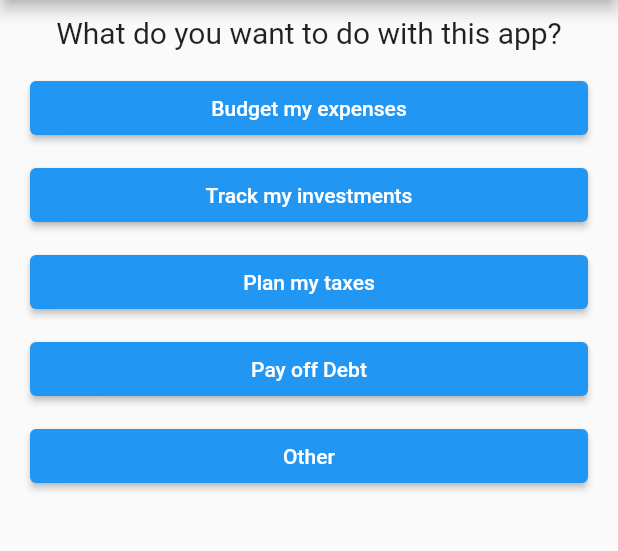
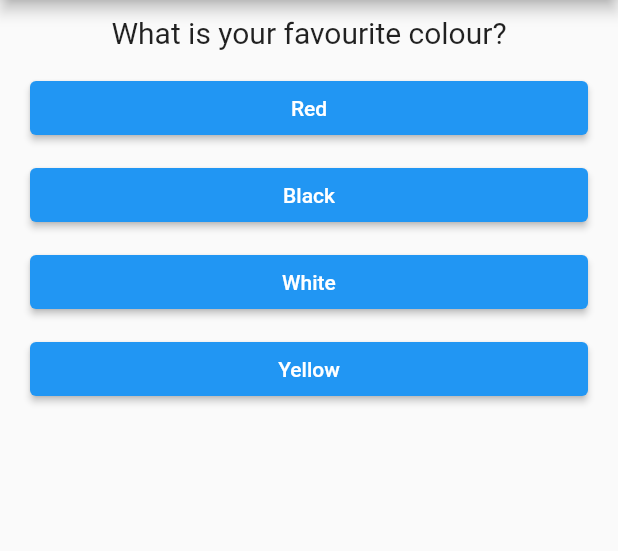
Before and after one commit to coden-labs/kanak, a Flutter app: the screen it shows after launch, on a phone screen of 412 x 824 dp, the part 84-635 px from its top. Run offline on Flutter 3.47's test engine with Material 2 defaults, Android fonts, the phone set to English and light mode, and no system bars.

Commit message:
Add result widget and reset button
This adds a result widget that displays the result of the quiz.

In this I modified the questions back to become similar to questions
used in the tutorial, and added a result widget that showed a page
with personality results, and a reset button to reset the app.

Once again this code is following the tutorial and we haven't started
building the actual app yet.

```diff
--- a/kanak_flutter/lib/main.dart
+++ b/kanak_flutter/lib/main.dart
@@ -1,7 +1,8 @@
 import 'package:flutter/material.dart';
 
-import './question.dart';
-import './answer.dart';
+
+import './quiz.dart';
+import './result.dart';
 
 void main() => runApp(MyApp());
 
@@ -14,61 +15,73 @@ class MyApp extends StatefulWidget {
 
 class _MyAppState extends State<MyApp> {
   var _questionIndex = 0;
-  final _qanda = [
+  var _totalScore = 0;
+  final _qanda = const [
     {
-      "questionText": "What do you want to do with this app?",
+      "questionText": "What is your favourite colour?",
       "answers": [
-        "Budget my expenses",
-        "Track my investments",
-        "Plan my taxes",
-        "Pay off Debt",
-        "Other",
+        {"text": "Red", "score": 10},
+        {"text": "Black", "score": 5},
+        {"text": "White", "score": 3},
+        {"text": "Yellow", "score": 2},
       ]
     },
     {
-      "questionText": "Do you know how much you are worth",
+      "questionText": "What is your favourite animal?",
       "answers": [
-        "Yes, but I owe more than I have",
-        "Yes, but it is under 1 Million",
-        "Yes, and I have more than 1 Million",
-        "No",
-        "It is complicated",
-        "Other",
+        {"text": "Rhino", "score": 10},
+        {"text": "Elephant", "score": 5},
+        {"text": "Rat", "score": 20},
+        {"text": "Unicorn", "score": -20},
       ]
     },
     {
-      "questionText": "Where do you live in terms of taxation",
+      "questionText": "What is your favourite food?",
       "answers": [
-        "USA",
-        "UK",
-        "India",
-        "I am not a tax resident anywhere",
-        "Other",
+        {"text": "Katsu Curry", "score": 10},
+        {"text": "Sphagetti & Meat Balls", "score": 5},
+        {"text": "Sushi", "score": 3},
+        {"text": "Pizza", "score": 2},
       ]
     },
   ];
 
-  void _answerQuestion() {
+  void _answerQuestion(int score) {
     setState(() {
-      _questionIndex = _questionIndex + 1;
-      _questionIndex = _questionIndex % _qanda.length;
+      // This increases the questionIndex to be equal to qanda's length. So that means
+      // at the end we have
+      if (_questionIndex < _qanda.length) {
+        _questionIndex = _questionIndex + 1;
+        _totalScore += score;
+      }
+    });
+  }
+
+  void _resetQuiz() {
+    setState(() {
+      _questionIndex = 0;
+      _totalScore = 0;
     });
   }
 
   @override
   Widget build(BuildContext context) {
+    Widget displayWidget = Result(_totalScore, _resetQuiz);
+
+    if (_questionIndex < _qanda.length) {
+      displayWidget = Quiz(
+          qanda: _qanda,
+          questionIndex: _questionIndex,
+          answerQuestion: _answerQuestion);
+    }
+
     return MaterialApp(
       title: 'Welcome to Kanak',
       home: Scaffold(
         appBar: AppBar(
           title: const Text('Welcome to Kanak'),
         ),
-        body: Column(children: [
-          Question(_qanda[_questionIndex]["questionText"] as String),
-          ...(_qanda[_questionIndex]["answers"] as List<String>).map((answer) {
-            return Answer(answer, _answerQuestion);
-          }).toList(),
-        ]),
+        body: displayWidget,
       ),
     );
   }
--- /dev/null
+++ b/kanak_flutter/lib/quiz.dart
@@ -0,0 +1,23 @@
+import 'package:flutter/material.dart';
+
+import './question.dart';
+import './answer.dart';
+
+class Quiz extends StatelessWidget {
+
+  final List<Map<String, Object>> qanda;
+  final int questionIndex;
+  final Function answerQuestion;
+
+  Quiz({required this.qanda, required this.questionIndex, required this.answerQuestion});
+
+  @override
+  Widget build(BuildContext context) {
+    return Column(children: [
+      Question(qanda[questionIndex]["questionText"] as String),
+      ...(qanda[questionIndex]["answers"] as List<Map<String, Object>>).map((answer) {
+        return Answer((answer["text"] as String), () => answerQuestion(answer["score"] as int));
+      }).toList(),
+    ]);
+  }
+}
```
Also changed, not shown: kanak_flutter/lib/result.dart (added, +66 -0 lines).
